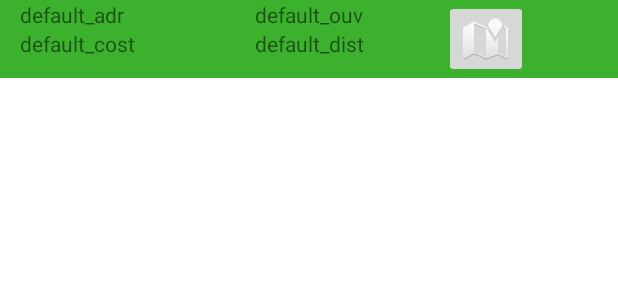
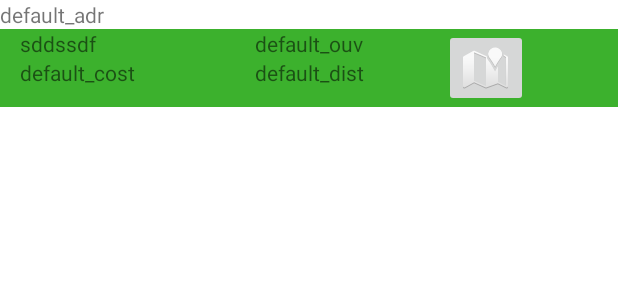
Before and after one commit to achaubet/ProjetFuelToday, an Android app: the layout best_station.xml on its own in the app's theme, with its tools: preview values and no code run, on a phone screen of 412 x 824 dp. Shown: the top 300 px of the screen. Run offline under Robolectric (Android 15) with nearby library versions, the phone set to English and light mode, and no system bars.

Commit message:
change layout best_station

```diff
--- a/app/src/main/res/layout/activity_main.xml
+++ b/app/src/main/res/layout/activity_main.xml
@@ -17,8 +17,8 @@
             android:id="@+id/listView"
             android:layout_width="match_parent"
             android:layout_height="match_parent"
-            android:divider="@android:color/darker_gray"
-            android:dividerHeight="1dp"/>
+            android:divider="@android:color/transparent"
+            android:dividerHeight="10dp"/>
 
     </androidx.swiperefreshlayout.widget.SwipeRefreshLayout>
 
--- a/app/src/main/res/layout/best_station.xml
+++ b/app/src/main/res/layout/best_station.xml
@@ -6,25 +6,36 @@
     android:layout_height="wrap_content">
 
     <LinearLayout
+        android:layout_width="match_parent"
+        android:layout_height="match_parent"
+        android:orientation="vertical">
+
+
+        <TextView
+            android:id="@+id/textAdr"
+            android:layout_width="wrap_content"
+            android:layout_height="wrap_content"
+            android:text="@string/text_adr" />
+
+        <LinearLayout
             android:id="@+id/backgroundlinear"
             android:layout_width="match_parent"
             android:layout_height="match_parent"
-        android:orientation="horizontal"
             android:background="@color/green"
-        >
+            android:orientation="horizontal">
 
             <LinearLayout
                 android:layout_width="wrap_content"
                 android:layout_height="match_parent"
+                android:layout_marginLeft="20px"
                 android:layout_marginRight="40px"
-            android:layout_marginLeft="20px"
                 android:orientation="vertical">
 
                 <TextView
-                    android:id="@+id/textAdr"
+                    android:id="@+id/textView"
                     android:layout_width="match_parent"
                     android:layout_height="wrap_content"
-                android:text="@string/text_adr" />
+                    android:text="sddssdf" />
 
                 <TextView
                     android:id="@+id/textPrix"
@@ -37,8 +48,8 @@
             <LinearLayout
                 android:layout_width="wrap_content"
                 android:layout_height="match_parent"
+                android:layout_marginLeft="80px"
                 android:layout_marginRight="80px"
-            android:layout_marginLeft="80px"
                 android:orientation="vertical">
 
                 <TextView
@@ -61,16 +72,14 @@
 
                 <ImageButton
                     android:id="@+id/imageButton"
-                android:layout_width="match_parent"
-                android:layout_height="wrap_content"
+                    android:layout_width="wrap_content"
+                    android:layout_height="match_parent"
                     app:srcCompat="@android:drawable/ic_dialog_map" />
 
             </LinearLayout>
 
-        <LinearLayout
-            android:layout_width="wrap_content"
-            android:layout_height="match_parent"
-            android:orientation="vertical" />
+        </LinearLayout>
+
     </LinearLayout>
 
 </androidx.constraintlayout.widget.ConstraintLayout>
```
Lines whose indentation alone changed are shown as unchanged.
